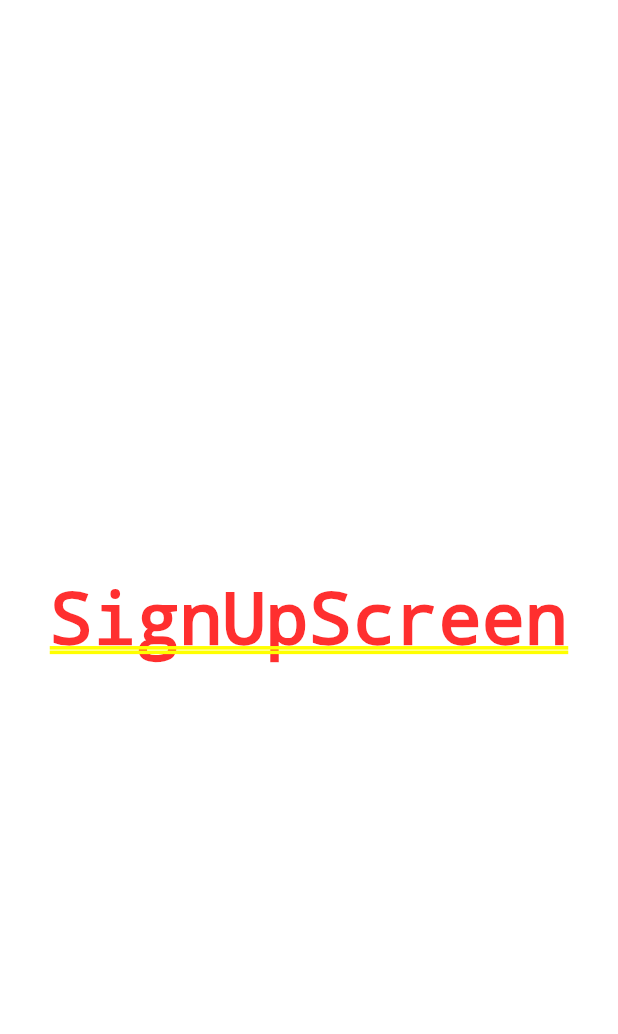
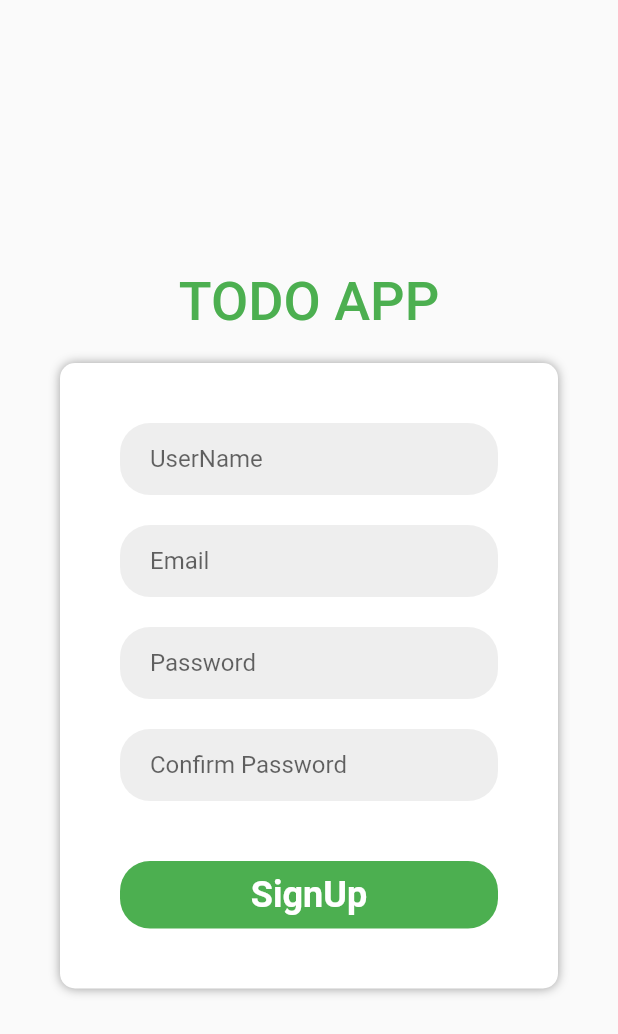
Before and after one commit to dileep9490/todo_app, a Flutter app: the screen it shows after launch, after a tap on "Signup", on a phone screen of 412 x 824 dp. Shown: the top 1034 px of the screen. Run offline on Flutter 3.47's test engine with Material 2 defaults, Android fonts, the phone set to English and light mode, and no system bars; our stand-ins replace bloc, flutter_bloc.

Commit message:
signup ui completed

```diff
--- a/lib/screens/signup_screen/signup_screen.dart
+++ b/lib/screens/signup_screen/signup_screen.dart
@@ -1,13 +1,161 @@
 import "package:flutter/material.dart";
+import 'package:todo_app/utils/mixins.dart';
 
-class SignUpScreen extends StatelessWidget {
+import '../../widgets/formfield.dart';
+
+class SignUpScreen extends StatefulWidget {
   const SignUpScreen({Key? key}) : super(key: key);
-    static const route = '/signup';
+  static const route = '/signup';
+
+  @override
+  State<SignUpScreen> createState() => _SignUpScreenState();
+}
+
+class _SignUpScreenState extends State<SignUpScreen> with InputValidators {
+  late TextEditingController emailController;
+  late TextEditingController passwordController;
+  late TextEditingController confirmpasswordController;
+  late TextEditingController userNameController;
+
+  @override
+  void initState() {
+    emailController = TextEditingController();
+    passwordController = TextEditingController();
+    confirmpasswordController = TextEditingController();
+    userNameController = TextEditingController();
+    super.initState();
+  }
 
   @override
   Widget build(BuildContext context) {
-    return const Center(
-      child: Text("SignUpScreen"),
+    final GlobalKey<FormState> signupFormKey = GlobalKey<FormState>();
+    return Scaffold(
+      body: SingleChildScrollView(
+        child: Container(
+          margin: const EdgeInsets.only(top: 180),
+          width: double.infinity,
+          child: Column(
+            crossAxisAlignment: CrossAxisAlignment.center,
+            children: [
+              const Text(
+                "TODO APP",
+                style: TextStyle(
+                  fontSize: 36,
+                  fontWeight: FontWeight.w500,
+                  color: Colors.green,
+                ),
+              ),
+              Container(
+                width: double.infinity,
+                decoration: BoxDecoration(
+                  boxShadow: const [
+                    BoxShadow(blurRadius: 5, color: Colors.grey),
+                  ],
+                  color: Colors.white,
+                  borderRadius: BorderRadius.circular(10),
+                ),
+                margin:
+                    const EdgeInsets.symmetric(horizontal: 40, vertical: 20),
+                padding:
+                    const EdgeInsets.symmetric(vertical: 40, horizontal: 40),
+                child: Form(
+                  key: signupFormKey,
+                  child: Column(
+                    crossAxisAlignment: CrossAxisAlignment.start,
+                    children: [
+                      InputFormField(
+                        labelText: "UserName",
+                        controller: userNameController,
+                        validator: (String? value) {
+                          if (value!.isEmpty) {
+                            return "UserName cannot be empty";
+                          }
+                          return null;
+                        },
+                      ),
+                      const SizedBox(
+                        height: 20,
+                      ),
+                      InputFormField(
+                        labelText: "Email",
+                        controller: emailController,
+                        validator: (String? value) {
+                          if (value!.isEmpty) {
+                            return "Email cannot be empty";
+                          }
+                          // if (isEmailValid(value)) {
+                          //   return "Enter a Valid Email";
+                          // }
+                          return null;
+                        },
+                      ),
+                      const SizedBox(
+                        height: 20,
+                      ),
+                      InputFormField(
+                        labelText: "Password",
+                        controller: passwordController,
+                        validator: (String? value) {
+                          if (value!.isEmpty) {
+                            return "Password cannot be empty";
+                          }
+                          if (isPasswordValid(value)) {
+                            return 'Enter a valid password(Min. 6 characters)';
+                          }
+
+                          return null;
+                        },
+                      ),
+                      const SizedBox(
+                        height: 20,
+                      ),
+                      InputFormField(
+                        labelText: "Confirm Password",
+                        controller: confirmpasswordController,
+                        validator: (String? value) {
+                          if (value!.isEmpty) {
+                            return "Password cannot be empty";
+                          }
+
+                          if (passwordController != confirmpasswordController) {
+                            return "passwords do not match";
+                          }
+                          return null;
+                        },
+                      ),
+                      const SizedBox(
+                        height: 40,
+                      ),
+                      GestureDetector(
+                        onTap: () {
+                          signupFormKey.currentState!.validate();
+                        },
+                        child: Container(
+                          height: 45,
+                          width: double.infinity,
+                          decoration: BoxDecoration(
+                            borderRadius: BorderRadius.circular(20),
+                            color: Colors.green,
+                          ),
+                          child: const Center(
+                            child: Text(
+                              "SignUp",
+                              style: TextStyle(
+                                  fontSize: 24,
+                                  fontWeight: FontWeight.w600,
+                                  color: Colors.white),
+                            ),
+                          ),
+                        ),
+                      ),
+                    ],
+                  ),
+                ),
+              ),
+            ],
+          ),
+        ),
+      ),
     );
   }
 }
```
